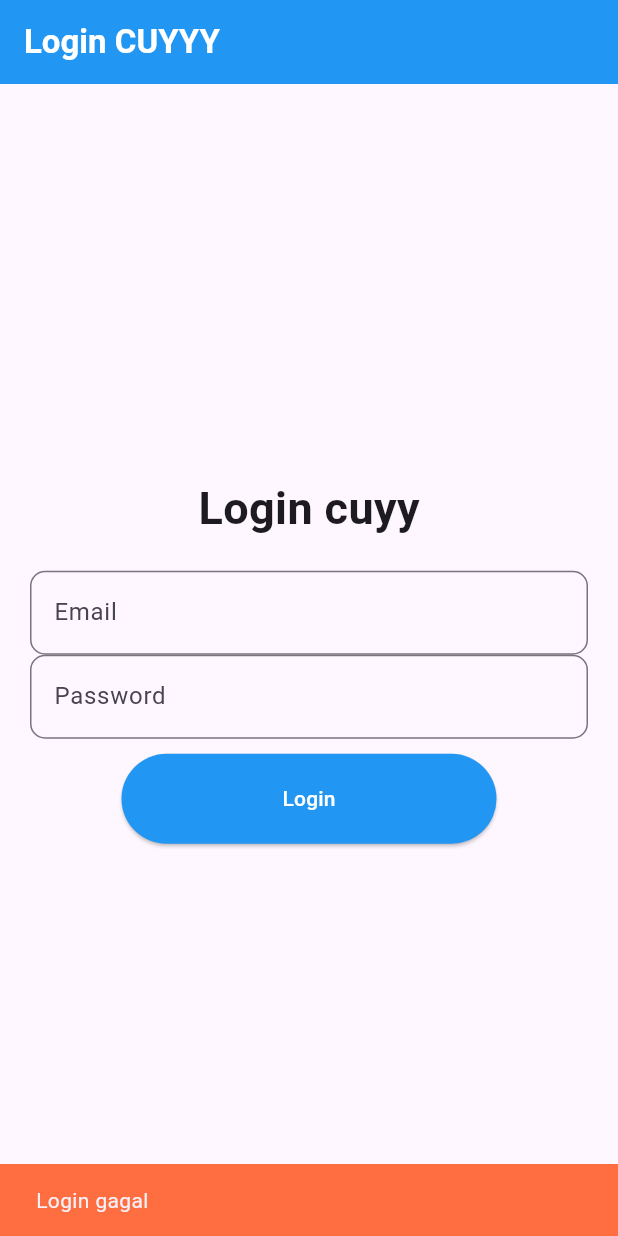
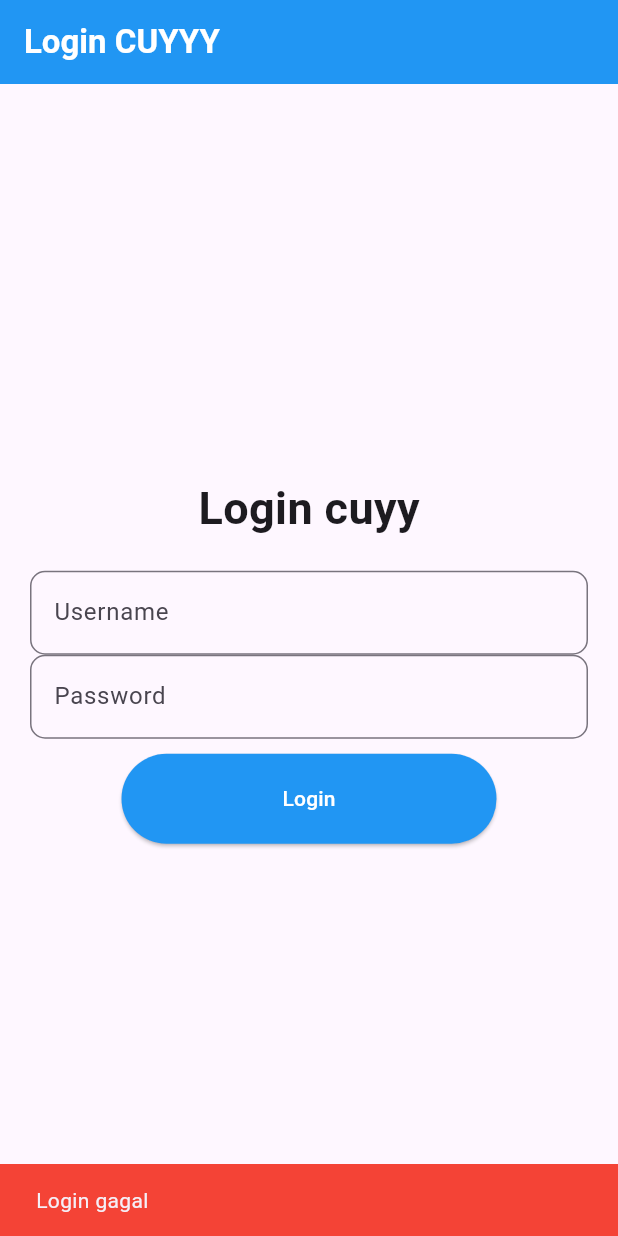
Before and after one commit to Ianone-8bit/TPM, a Flutter app: the screen it shows after launch, after a tap on "Login", on a phone screen of 412 x 824 dp. Run offline on Flutter 3.47's test engine with Material 3 defaults, Android fonts, the phone set to English and light mode, and no system bars.

Commit message:
ganti cara login aja dikit

```diff
--- a/lib/login.dart
+++ /dev/null
@@ -1,102 +0,0 @@
-import 'package:flutter/material.dart';
-
-class LoginPage extends StatefulWidget {
-  const LoginPage({super.key});
-
-  @override
-  State<LoginPage> createState() => _LoginPageState();
-}
-
-class _LoginPageState extends State<LoginPage> {
-final TextEditingController _emailController = TextEditingController();
-final TextEditingController _passwordController = TextEditingController();
-bool isloggedin = false;
-
-void _login(){
-  String email = _emailController.text;
-  String password = _passwordController.text;
-
-  if (email == "hiemo@gmail.com" && password == "123456"){
-    ScaffoldMessenger.of(context).showSnackBar(
-      const SnackBar(content:
-      Text("Login Berhasil"),
-      backgroundColor: Colors.green,
-      ),
-
-    );
-    setState(() {
-      isloggedin = true;
-    }
-   );
-  }else{
-    ScaffoldMessenger.of(context).showSnackBar(
-      const SnackBar(content:
-      Text("Login gagal"),
-      backgroundColor: Colors.deepOrangeAccent,
-      ),
-
-    );
-  }
-
-
-  print("Email = $email");
-  print("Password = $password");
-}
-
-  @override
-  Widget build(BuildContext context) {
-    return Scaffold(
-      appBar: AppBar(
-        title: Text(
-          'Login CUYYY',
-          style: TextStyle(color: Colors.white, fontWeight: FontWeight.bold , ),
-        ),
-        backgroundColor: Colors.blue,
-      ),
-      body: Padding(padding:  EdgeInsets.all(20),
-      child: Column(
-        mainAxisAlignment: MainAxisAlignment.center,
-        children: [
-          Text('Login cuyy',
-          style: TextStyle(
-            fontSize: 30,
-            fontWeight: FontWeight.bold
-          ),
-          ),
-          SizedBox(
-            height: 20,
-          ),
-          TextField(
-            controller: _emailController,
-            decoration: InputDecoration(
-              label: Text("Email"),
-              border: OutlineInputBorder(
-                borderRadius: BorderRadius.all(Radius.circular(10))
-              )
-            ),
-          ),
-            TextField(
-              controller: _passwordController,
-            decoration: InputDecoration(
-              label: Text("Password"),
-              border: OutlineInputBorder(
-                borderRadius: BorderRadius.all(Radius.circular(10))
-              )
-            ),
-            obscureText: true,
-          ),
-          SizedBox(height: 10,),
-          ElevatedButton(onPressed: _login,
-          style: ElevatedButton.styleFrom(
-            backgroundColor: Colors.blue,
-            foregroundColor: Colors.white,
-            minimumSize: Size(250,60)
-          ),
-          child: Text("Login")
-          ),
-        ],
-      ),
-      ),
-      );
-  }
-}
--- a/lib/main.dart
+++ b/lib/main.dart
@@ -1,5 +1,5 @@
 import 'package:flutter/material.dart';
-import 'login.dart';
+import 'pages/login_page.dart';
 
 void main() {
   runApp(const MainApp());
--- /dev/null
+++ b/lib/pages/login_page.dart
@@ -0,0 +1,110 @@
+import 'package:flutter/material.dart';
+
+class LoginPage extends StatefulWidget {
+  const LoginPage({super.key});
+
+  @override
+  State<LoginPage> createState() => _LoginPageState();
+}
+
+class _LoginPageState extends State<LoginPage> {
+  final TextEditingController _usernameController = TextEditingController();
+  final TextEditingController _passwordController = TextEditingController();
+  bool isloggedin = false;
+
+  final Map<String, String> users = {
+    "wdagda": "##beltrayal2",
+    "gipa": "209",
+    "orel": "225",
+    "kirana": "227",
+    "driessen": "229",
+    "woo": "nyawit",
+  };
+
+  void _login() {
+    final String username = _usernameController.text.trim();
+    final String password = _passwordController.text.trim();
+
+    if (users[username] == password) {
+      ScaffoldMessenger.of(context).showSnackBar(
+        const SnackBar(
+          content: Text("Login Berhasil"),
+          backgroundColor: Colors.green,
+        ),
+      );
+      setState(() {
+        isloggedin = true;
+      });
+    } else {
+      ScaffoldMessenger.of(context).showSnackBar(
+        const SnackBar(
+          content: Text("Login gagal"),
+          backgroundColor: Colors.red,
+        ),
+      );
+    }
+  }
+
+  @override
+  void dispose() {
+    _usernameController.dispose();
+    _passwordController.dispose();
+    super.dispose();
+  }
+
+  @override
+  Widget build(BuildContext context) {
+    return Scaffold(
+      appBar: AppBar(
+        title: Text(
+          'Login CUYYY',
+          style: TextStyle(color: Colors.white, fontWeight: FontWeight.bold),
+        ),
+        backgroundColor: Colors.blue,
+      ),
+
+      body: Padding(
+        padding: EdgeInsets.all(20),
+        child: Column(
+          mainAxisAlignment: MainAxisAlignment.center,
+          children: [
+            Text(
+              'Login cuyy',
+              style: TextStyle(fontSize: 30, fontWeight: FontWeight.bold),
+            ),
+            SizedBox(height: 20),
+            TextField(
+              controller: _usernameController,
+              decoration: const InputDecoration(
+                label: Text("Username"),
+                border: OutlineInputBorder(
+                  borderRadius: BorderRadius.all(Radius.circular(10)),
+                ),
+              ),
+            ),
+            TextField(
+              controller: _passwordController,
+              decoration: const InputDecoration(
+                label: Text("Password"),
+                border: OutlineInputBorder(
+                  borderRadius: BorderRadius.all(Radius.circular(10)),
+                ),
+              ),
+              obscureText: true,
+            ),
+            SizedBox(height: 10),
+            ElevatedButton(
+              onPressed: _login,
+              style: ElevatedButton.styleFrom(
+                backgroundColor: Colors.blue,
+                foregroundColor: Colors.white,
+                minimumSize: Size(250, 60),
+              ),
+              child: Text("Login"),
+            ),
+          ],
+        ),
+      ),
+    );
+  }
+}
```
Also changed, not shown: lib/pages/dashboard.dart (added).
